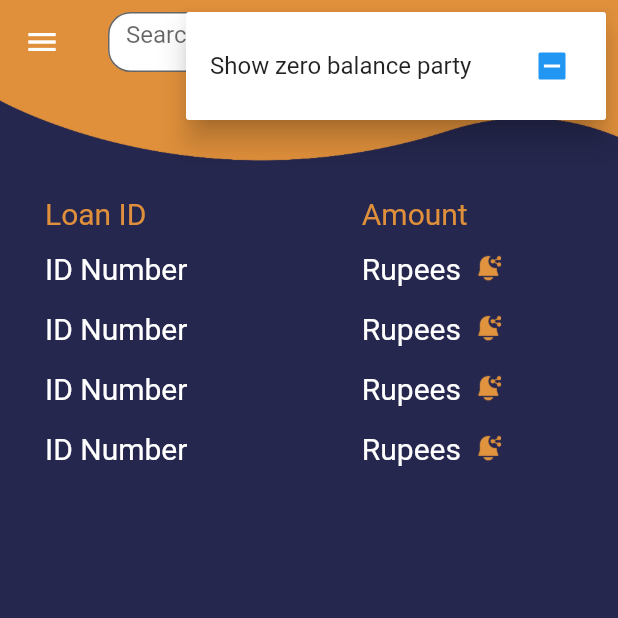
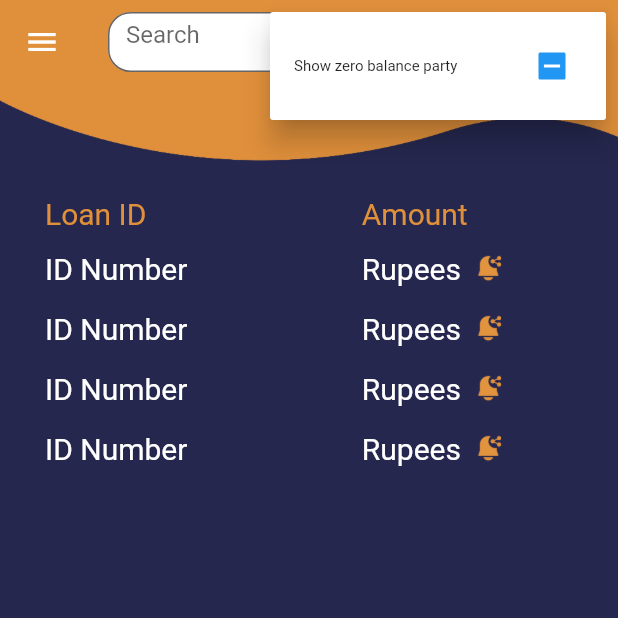
Before and after one commit to AkaankshK/dev_investment, a Flutter app: the HomePage screen opened directly, after a tap on the "more vert" icon, on a phone screen of 412 x 824 dp, the top half of it. Run offline on Flutter 3.47's test engine with Material 2 defaults, Android fonts, the light colour scheme and no system bars.

Commit message:
Company Flow: Corrections done

```diff
--- a/lib/OwnerLogin/HomePage.dart
+++ b/lib/OwnerLogin/HomePage.dart
@@ -58,7 +58,7 @@ class _HomePageState extends State<HomePage> {
               itemBuilder: (BuildContext context)=>[
                 PopupMenuItem(
                   child: CheckboxListTile(
-                    title: Text("Show zero balance party"),
+                    title: Text("Show zero balance party",style: TextStyle(fontSize: 10),),
                     value: popup,
                     onChanged: (val){
                       setState(() {
```
